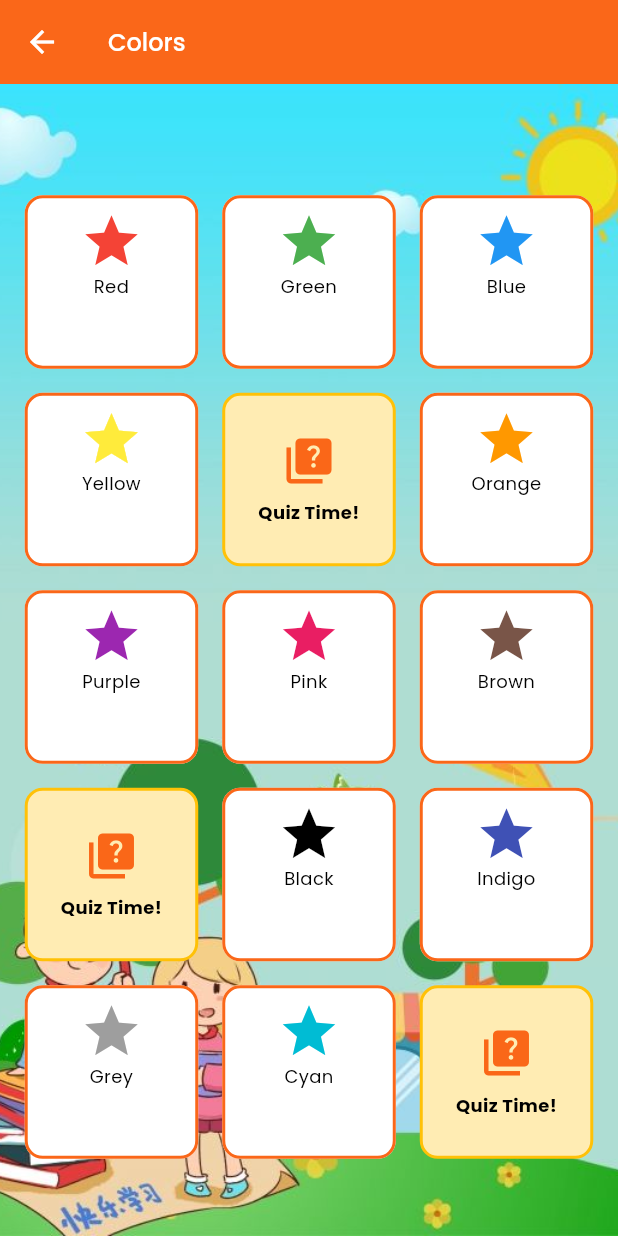
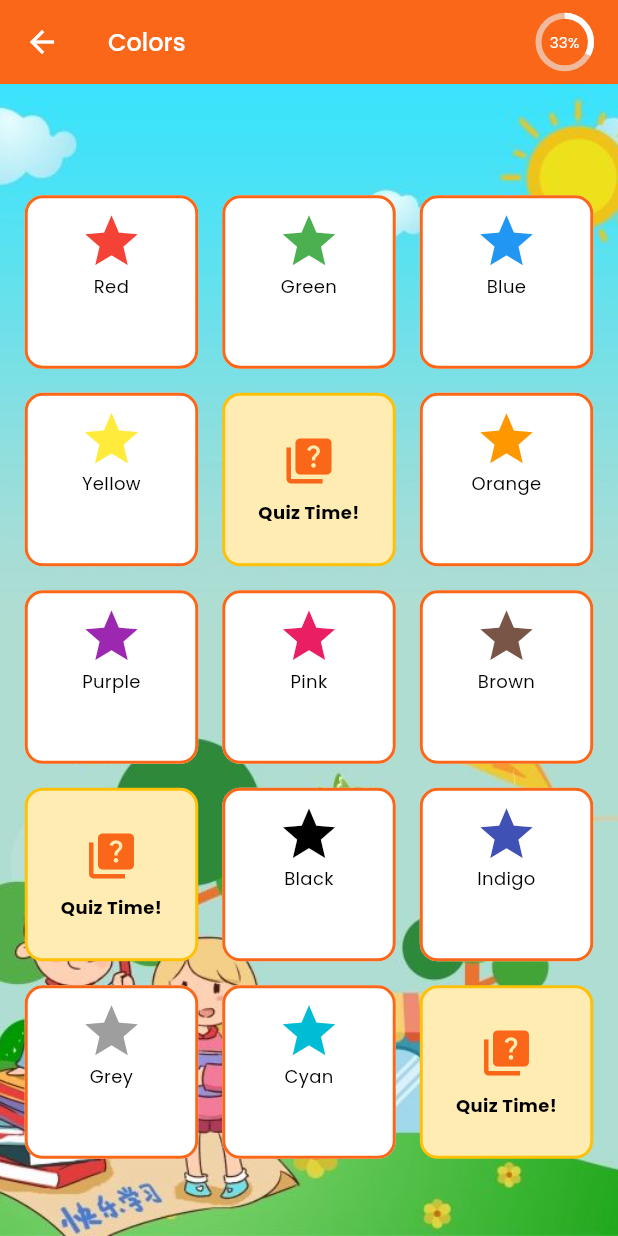
Before and after one commit to Waqas0321/LexiLearn, a Flutter app: the ColorsScreen screen opened directly, on a phone screen of 412 x 824 dp. Run offline on Flutter 3.47's test engine with Material 3 defaults, Android fonts, the phone set to English and light mode, and no system bars; our stand-ins replace cloud_firestore, firebase_auth, firebase_core, firebase_storage, flutter_tts, fluttertoast and 7 more; missing offline and left inert: dart:ffi; accounts and stored records are empty.

Commit message:
Progress update

```diff
--- a/lib/faetures/colors/view/colors_screen.dart
+++ b/lib/faetures/colors/view/colors_screen.dart
@@ -23,7 +23,64 @@ class ColorsScreen extends StatelessWidget {
     return LayoutBuilder(
       builder: (context, constraints) {
         return Scaffold(
-          appBar: CustomAppBar(title: "Colors", goBack: true),
+          appBar: CustomAppBar(
+            title: "Colors",
+            goBack: true,
+            actionsWidgets: [
+              StreamBuilder(
+                stream: controller.getColorsQuizProgress(),
+                builder: (context, snapshot) {
+                  if (snapshot.connectionState == ConnectionState.waiting) {
+                    return Padding(
+                      padding: const EdgeInsets.all(8.0),
+                      child: SizedBox(
+                          height: 20,
+                          width: 20,
+                          child: CircularProgressIndicator(color: AppColors.white,)),
+                    );
+                  } else if (snapshot.hasError) {
+                    return Padding(
+                      padding: const EdgeInsets.all(8.0),
+                      child: Icon(Icons.warning_amber,color: AppColors.white,),
+                    );
+                  } else if (!snapshot.hasData) {
+                    return Padding(
+                      padding: const EdgeInsets.all(8.0),
+                      child: Icon(Icons.warning_amber,color: AppColors.white,),
+                    );
+                  }
+
+                  final quizIndex = snapshot.data!['quizIndex'];
+                  double progress = [0.33, 0.66, 1.0][quizIndex.clamp(0, 2)];
+
+                  return SizedBox(
+                    height: 35,
+                    width: 35,
+                    child: Stack(
+                      fit: StackFit.expand,
+                      children: [
+                        CircularProgressIndicator(
+                          value: progress,
+                          backgroundColor: AppColors.whitish,
+                          valueColor: AlwaysStoppedAnimation<Color>(AppColors.white),
+                          strokeWidth: 4,
+                        ),
+                        Center(
+                          child: CustomTextWidget(
+                            text: "${(progress * 100).toInt()}%",
+                            textColor: AppColors.white,
+                            fontSize: 10,
+                          ),
+                        ),
+                      ],
+                    ),
+                  );
+
+                },
+              ),
+              Gap(18)
+            ],
+          ),
           body: Container(
             height: appSizes.getHeightPercentage(100),
             width: appSizes.getWidthPercentage(100),
@@ -113,16 +170,9 @@ class ColorsScreen extends StatelessWidget {
         if (start >= allColors.length) return;
         final end = min(start + groupSize, allColors.length);
         final group = allColors.sublist(start, end);
-        final questions =
-            group.map((color) {
-              final otherOptions =
-                  [...group]
-                    ..remove(color)
-                    ..shuffle();
-              final options =
-                  ([color.name] +
-                        otherOptions.take(3).map((e) => e.name).toList())
-                    ..shuffle();
+        final questions = group.map((color) {
+          final otherOptions = [...group]..remove(color)..shuffle();
+          final options = ([color.name] + otherOptions.take(3).map((e) => e.name).toList())..shuffle();
 
           return QuestionModel(
             question: "What is the name of this color?",
@@ -133,7 +183,13 @@ class ColorsScreen extends StatelessWidget {
           );
         }).toList();
         questions.shuffle();
-        Get.toNamed(AppRoutes.QUIZSCREEN, arguments: {'questions': questions});
+        Get.toNamed(
+          AppRoutes.QUIZSCREEN,
+          arguments: {
+            'questions': questions,
+            'quizIndex': quizIndex,
+          },
+        );
       },
       child: Container(
         padding: const EdgeInsets.all(8),
--- a/lib/faetures/colors/view/quiz_screen.dart
+++ b/lib/faetures/colors/view/quiz_screen.dart
@@ -1,3 +1,5 @@
+import 'dart:ffi';
+
 import 'package:flutter/material.dart';
 import 'package:gap/gap.dart';
 import 'package:get/get.dart';
@@ -19,6 +21,8 @@ class QuizScreen extends StatelessWidget {
   @override
   Widget build(BuildContext context) {
     List<QuestionModel>? questions = Get.arguments['questions'];
+    final int quizIndex = Get.arguments['quizIndex'];
+    print(quizIndex);
     controller.loadQuestions(questions!);
 
     return Scaffold(
@@ -109,7 +113,7 @@ class QuizScreen extends StatelessWidget {
               child: CustomElevatedButton(
                 isLoading: controller.isLoading.value,
                 onPress: () {
-                  controller.submit();
+                  controller.submit(quizIndex);
                 },
                 text: "Submit",
               ),
```
Also changed, not shown: lib/faetures/colors/controller/colors_controller.dart (+11 -0 lines), lib/faetures/colors/controller/quiz_controller.dart (+42 -4 lines). Lines whose indentation alone changed are shown as unchanged.
